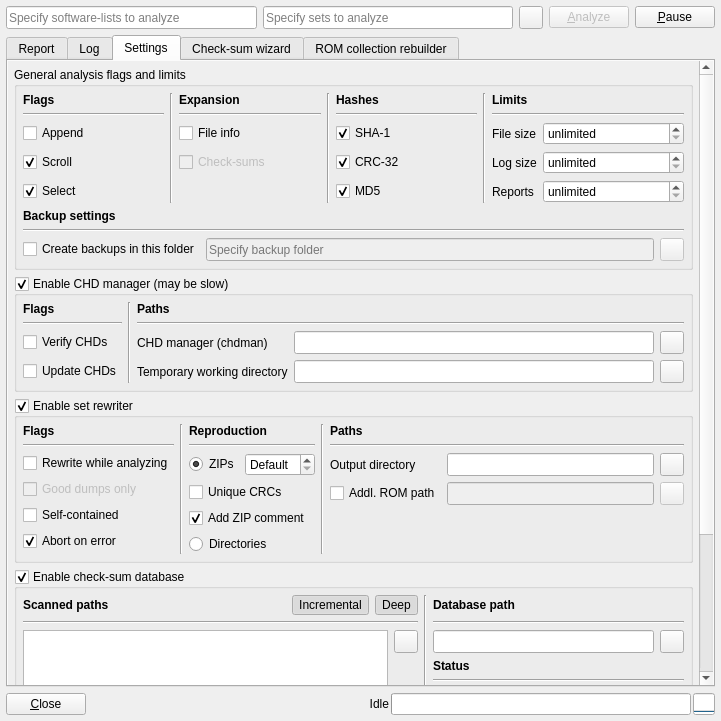
qmc2/qmc2-mame-fe, file romalyzer.ui: the form before one commit.
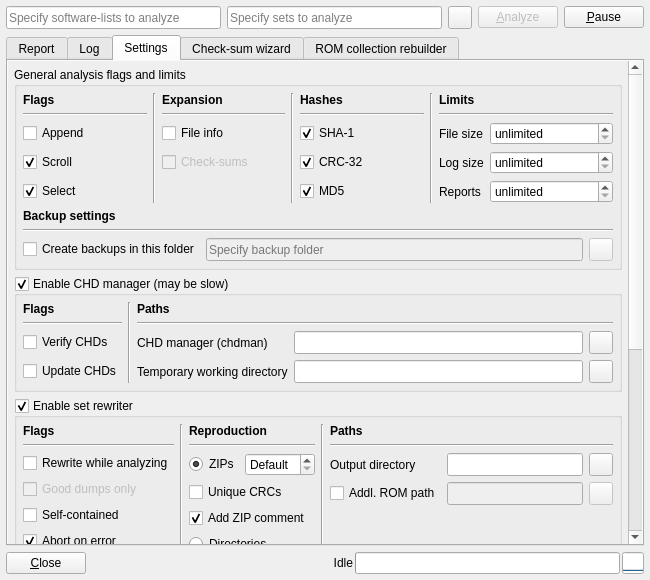
The form after the commit. The open tabs and pages were chosen to show the change. Icons and pictures are not drawn.

Commit message: imp: ROMAlyzer: removed the extra frame around the scanner status and centered it vertically

```diff
--- a/romalyzer.ui
+++ b/romalyzer.ui
@@ -7,8 +7,8 @@
    <rect>
     <x>0</x>
     <y>0</y>
-    <width>721</width>
-    <height>721</height>
+    <width>650</width>
+    <height>580</height>
    </rect>
   </property>
   <property name="windowTitle">
@@ -356,8 +356,8 @@
            <rect>
             <x>0</x>
             <y>0</y>
-            <width>691</width>
-            <height>782</height>
+            <width>620</width>
+            <height>788</height>
            </rect>
           </property>
           <layout class="QGridLayout" name="gridLayoutScrollAreeaSettings" rowstretch="0,0,0,1,0">
@@ -1225,15 +1225,15 @@
              </property>
              <layout class="QGridLayout" name="gridLayout_4">
               <item row="0" column="0">
-               <layout class="QGridLayout" name="gridLayoutCheckSumDatabase" columnstretch="3,1,0,0,2,0">
-                <item row="0" column="3" rowspan="12">
+               <layout class="QGridLayout" name="gridLayoutCheckSumDatabase" columnstretch="2,0,0,0,0,0">
+                <item row="0" column="3" rowspan="10">
                  <widget class="Line" name="line_18">
                   <property name="orientation">
                    <enum>Qt::Vertical</enum>
                   </property>
                  </widget>
                 </item>
-                <item row="11" column="4" colspan="2">
+                <item row="9" column="4" colspan="2">
                  <layout class="QHBoxLayout" name="horizontalLayout_8">
                   <item>
                    <widget class="QPushButton" name="pushButtonCheckSumDbScan">
@@ -1287,14 +1287,14 @@
                   </property>
                  </widget>
                 </item>
-                <item row="8" column="4">
+                <item row="7" column="4">
                  <widget class="QLabel" name="labelCheckSumDbScannerControl">
                   <property name="text">
                    <string>&lt;html&gt;&lt;head/&gt;&lt;body&gt;&lt;p&gt;&lt;span style=&quot; font-weight:600;&quot;&gt;Scanner control&lt;/span&gt;&lt;/p&gt;&lt;/body&gt;&lt;/html&gt;</string>
                   </property>
                  </widget>
                 </item>
-                <item row="8" column="5">
+                <item row="7" column="5">
                  <widget class="QToolButton" name="toolButtonCheckSumDbViewLog">
                   <property name="sizePolicy">
                    <sizepolicy hsizetype="Fixed" vsizetype="Ignored">
@@ -1316,7 +1316,7 @@
                   </property>
                  </widget>
                 </item>
-                <item row="9" column="4" colspan="2">
+                <item row="8" column="4" colspan="2">
                  <widget class="Line" name="line_20">
                   <property name="orientation">
                    <enum>Qt::Horizontal</enum>
@@ -1325,15 +1325,15 @@
                 </item>
                 <item row="6" column="4" colspan="2">
                  <widget class="QLabel" name="labelCheckSumDbStatusDisplay">
+                  <property name="sizePolicy">
+                   <sizepolicy hsizetype="Preferred" vsizetype="MinimumExpanding">
+                    <horstretch>0</horstretch>
+                    <verstretch>0</verstretch>
+                   </sizepolicy>
+                  </property>
                   <property name="toolTip">
                    <string>Database / scanner status</string>
                   </property>
-                  <property name="frameShape">
-                   <enum>QFrame::StyledPanel</enum>
-                  </property>
-                  <property name="frameShadow">
-                   <enum>QFrame::Sunken</enum>
-                  </property>
                   <property name="text">
                    <string notr="true">&lt;center&gt;
 &lt;table border=&quot;0&quot; cellpadding=&quot;2&quot; cellspacing=&quot;2&quot;&gt;
@@ -1345,6 +1345,12 @@
 &lt;/table&gt;
 &lt;/center&gt;</string>
                   </property>
+                  <property name="alignment">
+                   <set>Qt::AlignCenter</set>
+                  </property>
+                  <property name="margin">
+                   <number>10</number>
+                  </property>
                  </widget>
                 </item>
                 <item row="5" column="4" colspan="2">
@@ -1361,19 +1367,6 @@
                   </property>
                  </widget>
                 </item>
-                <item row="7" column="4" colspan="2">
-                 <spacer name="verticalSpacer_3">
-                  <property name="orientation">
-                   <enum>Qt::Vertical</enum>
-                  </property>
-                  <property name="sizeHint" stdset="0">
-                   <size>
-                    <width>20</width>
-                    <height>0</height>
-                   </size>
-                  </property>
-                 </spacer>
-                </item>
                 <item row="2" column="4" colspan="2">
                  <layout class="QHBoxLayout" name="horizontalLayout_3">
                   <item>
@@ -1422,7 +1415,7 @@
                   </property>
                  </widget>
                 </item>
-                <item row="2" column="0" rowspan="10" colspan="2">
+                <item row="2" column="0" rowspan="8" colspan="2">
                  <widget class="QListWidget" name="listWidgetCheckSumDbScannedPaths">
                   <property name="sizePolicy">
                    <sizepolicy hsizetype="Expanding" vsizetype="Ignored">
@@ -1447,7 +1440,7 @@
                   </property>
                  </widget>
                 </item>
-                <item row="2" column="2" rowspan="10">
+                <item row="2" column="2" rowspan="8">
                  <layout class="QVBoxLayout" name="verticalLayout_3">
                   <item>
                    <widget class="QToolButton" name="toolButtonCheckSumDbAddPath">
```
The commit also changes 1 other file.
